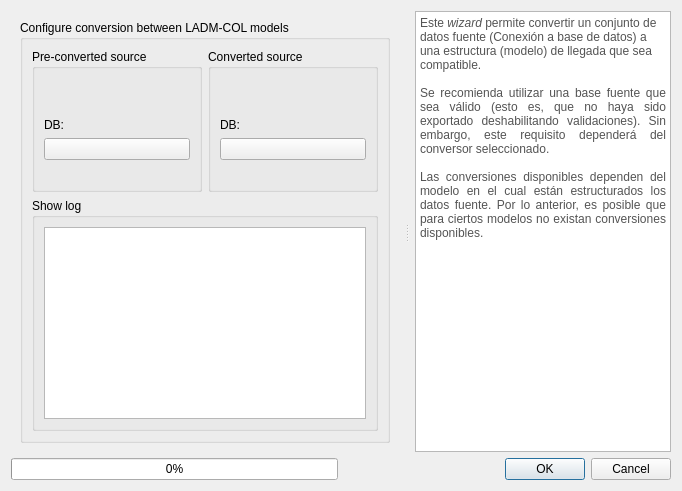
This is asistente_ladm_col/ui/data_model_converter/dlg_data_model_converter.ui in SwissTierrasColombia/Asistente-LADM-COL as Qt 5 draws it before an edit. The edited form follows.
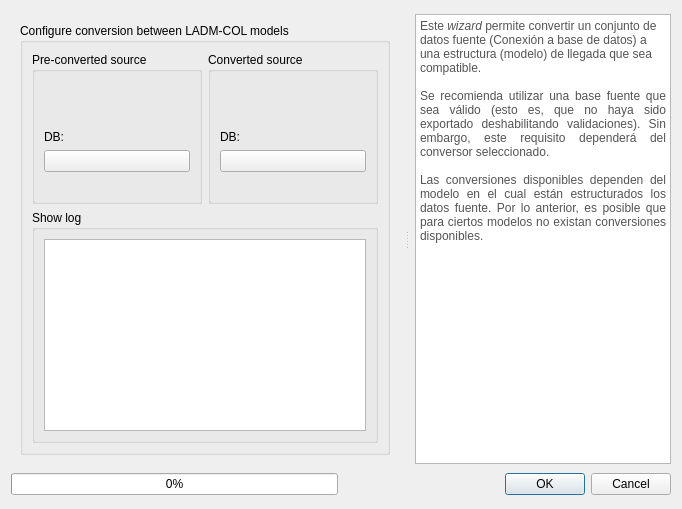
This is the edited form. Icons and pictures are not drawn. Custom widgets are drawn as their Qt base class.

```diff
--- a/asistente_ladm_col/ui/data_model_converter/dlg_data_model_converter.ui
+++ b/asistente_ladm_col/ui/data_model_converter/dlg_data_model_converter.ui
@@ -7,7 +7,7 @@
     <x>0</x>
     <y>0</y>
     <width>682</width>
-    <height>477</height>
+    <height>509</height>
    </rect>
   </property>
   <property name="windowTitle">
@@ -274,7 +274,7 @@
        <string>&lt;!DOCTYPE HTML PUBLIC &quot;-//W3C//DTD HTML 4.0//EN&quot; &quot;http://www.w3.org/TR/REC-html40/strict.dtd&quot;&gt;
 &lt;html&gt;&lt;head&gt;&lt;meta name=&quot;qrichtext&quot; content=&quot;1&quot; /&gt;&lt;style type=&quot;text/css&quot;&gt;
 p, li { white-space: pre-wrap; }
-&lt;/style&gt;&lt;/head&gt;&lt;body style=&quot; font-family:'MS Shell Dlg 2'; font-size:9.6pt; font-weight:400; font-style:normal;&quot;&gt;
+&lt;/style&gt;&lt;/head&gt;&lt;body style=&quot; font-family:'MS Shell Dlg 2'; font-size:7.8pt; font-weight:400; font-style:normal;&quot;&gt;
 &lt;p style=&quot; margin-top:0px; margin-bottom:0px; margin-left:0px; margin-right:0px; -qt-block-indent:0; text-indent:0px;&quot;&gt;&lt;span style=&quot; font-family:'Noto Sans'; font-size:9pt; color:#545454;&quot;&gt;Este &lt;/span&gt;&lt;span style=&quot; font-family:'Noto Sans'; font-size:9pt; font-style:italic; color:#545454;&quot;&gt;wizard&lt;/span&gt;&lt;span style=&quot; font-family:'Noto Sans'; font-size:9pt; color:#545454;&quot;&gt; permite convertir un conjunto de datos fuente (Conexión a base de datos) a una estructura (modelo) de llegada que sea compatible.&lt;/span&gt;&lt;/p&gt;
 &lt;p align=&quot;justify&quot; style=&quot;-qt-paragraph-type:empty; margin-top:0px; margin-bottom:0px; margin-left:0px; margin-right:0px; -qt-block-indent:0; text-indent:0px; font-family:'Noto Sans'; font-size:9pt; color:#545454;&quot;&gt;&lt;br /&gt;&lt;/p&gt;
 &lt;p align=&quot;justify&quot; style=&quot; margin-top:0px; margin-bottom:0px; margin-left:0px; margin-right:0px; -qt-block-indent:0; text-indent:0px;&quot;&gt;&lt;span style=&quot; font-family:'Noto Sans'; font-size:9pt; color:#545454;&quot;&gt;Se recomienda utilizar una base fuente que sea válido (esto es, que no haya sido exportado deshabilitando validaciones). Sin embargo, este requisito dependerá del conversor seleccionado.&lt;/span&gt;&lt;/p&gt;
```
Left out of the diff: 8 changed lines with no effect on the pictures.
